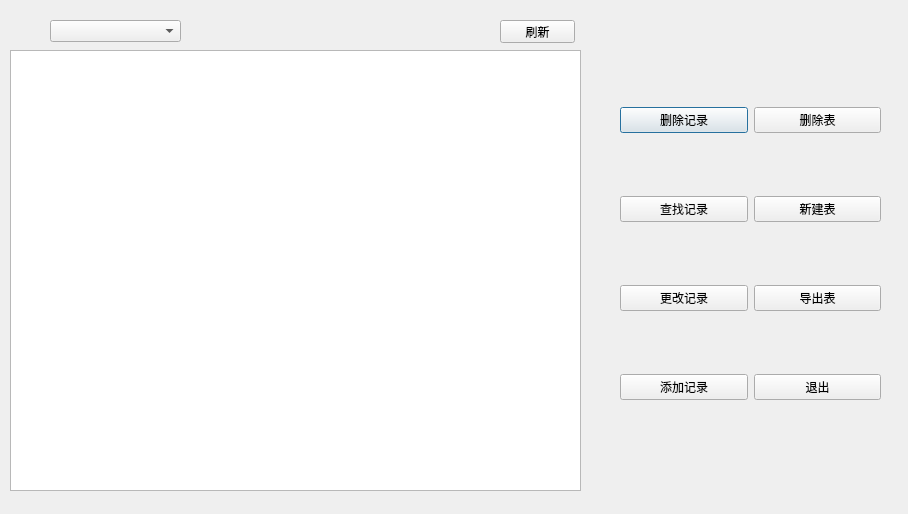
Qt form manage.ui (WULINYOU/qt_Remote_warehouse_management_system) before a commit.
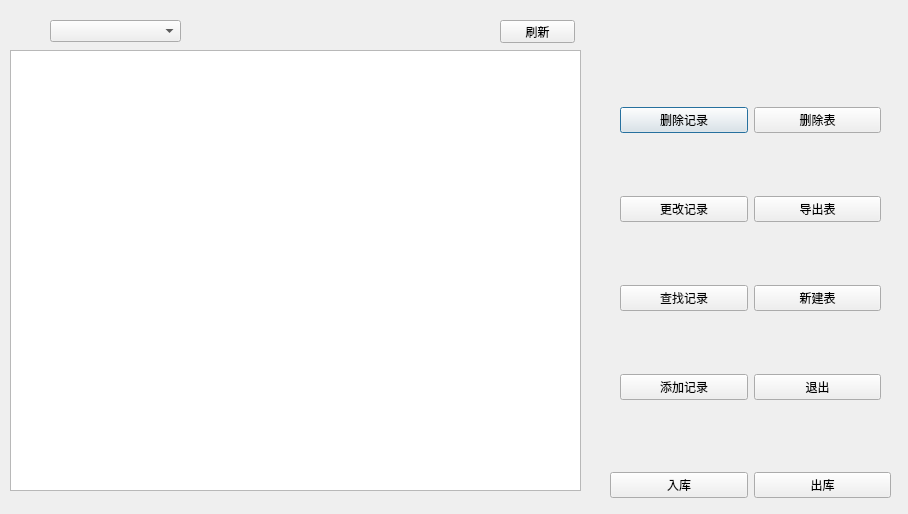
The same form after that commit.

Patch:
```diff
--- a/manage.ui
+++ b/manage.ui
@@ -61,24 +61,6 @@
       </item>
      </layout>
     </item>
-    <item>
-     <layout class="QHBoxLayout" name="horizontalLayout_2">
-      <item>
-       <widget class="QPushButton" name="select_record">
-        <property name="text">
-         <string>查找记录</string>
-        </property>
-       </widget>
-      </item>
-      <item>
-       <widget class="QPushButton" name="add_table">
-        <property name="text">
-         <string>新建表</string>
-        </property>
-       </widget>
-      </item>
-     </layout>
-    </item>
     <item>
      <layout class="QHBoxLayout" name="horizontalLayout_3">
       <item>
@@ -97,6 +79,24 @@
       </item>
      </layout>
     </item>
+    <item>
+     <layout class="QHBoxLayout" name="horizontalLayout_2">
+      <item>
+       <widget class="QPushButton" name="select_record">
+        <property name="text">
+         <string>查找记录</string>
+        </property>
+       </widget>
+      </item>
+      <item>
+       <widget class="QPushButton" name="add_table">
+        <property name="text">
+         <string>新建表</string>
+        </property>
+       </widget>
+      </item>
+     </layout>
+    </item>
     <item>
      <layout class="QHBoxLayout" name="horizontalLayout_4">
       <item>
@@ -120,8 +120,8 @@
   <widget class="QLabel" name="time_label">
    <property name="geometry">
     <rect>
-     <x>460</x>
-     <y>15</y>
+     <x>580</x>
+     <y>20</y>
      <width>311</width>
      <height>21</height>
     </rect>
@@ -143,6 +143,32 @@
     <string>刷新</string>
    </property>
   </widget>
+  <widget class="QWidget" name="">
+   <property name="geometry">
+    <rect>
+     <x>610</x>
+     <y>460</y>
+     <width>281</width>
+     <height>51</height>
+    </rect>
+   </property>
+   <layout class="QHBoxLayout" name="horizontalLayout_5">
+    <item>
+     <widget class="QPushButton" name="Storage">
+      <property name="text">
+       <string>入库</string>
+      </property>
+     </widget>
+    </item>
+    <item>
+     <widget class="QPushButton" name="lessen">
+      <property name="text">
+       <string>出库</string>
+      </property>
+     </widget>
+    </item>
+   </layout>
+  </widget>
  </widget>
  <resources/>
  <connections/>
```
